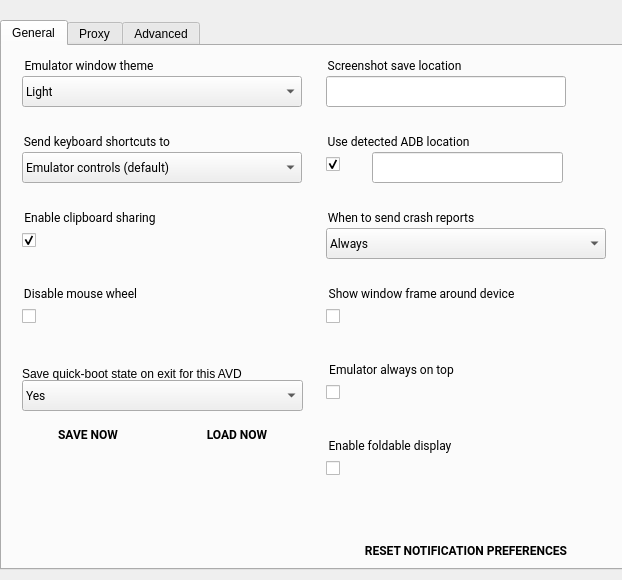
This is android/android-emu/android/skin/qt/extended-pages/settings-page.ui in aosp-mirror/platform_external_qemu as Qt 5 draws it before an edit. The edited form follows.
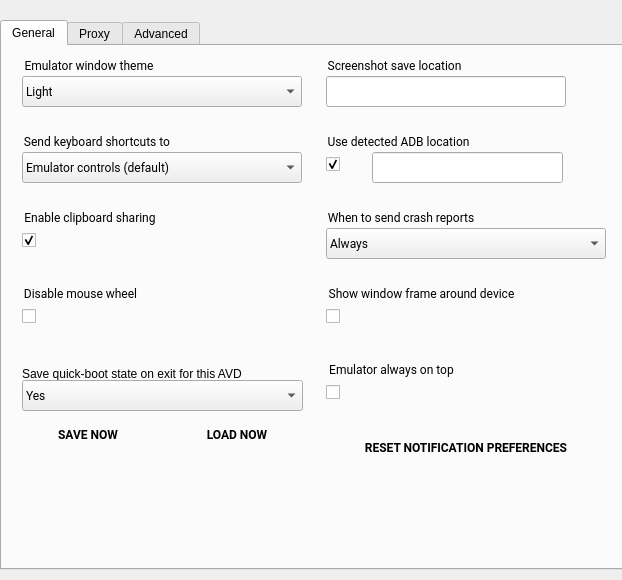
This is the edited form. Icons and pictures are not drawn. Custom widgets are drawn as their Qt base class.

Commit message:
[Foldable] Clean the ToolWindow2

Test: Manual

```diff
--- a/android/android-emu/android/skin/qt/extended-pages/settings-page.ui
+++ b/android/android-emu/android/skin/qt/extended-pages/settings-page.ui
@@ -613,7 +613,7 @@
      <property name="geometry">
       <rect>
        <x>324</x>
-       <y>486</y>
+       <y>383</y>
        <width>280</width>
        <height>36</height>
       </rect>
@@ -757,58 +757,6 @@
       </property>
      </item>
     </widget>
-    <widget class="QGroupBox" name="set_foldableDisplayTitle">
-     <property name="geometry">
-      <rect>
-       <x>324</x>
-       <y>390</y>
-       <width>211</width>
-       <height>21</height>
-      </rect>
-     </property>
-     <property name="font">
-      <font>
-       <family>Roboto</family>
-      </font>
-     </property>
-     <property name="styleSheet">
-      <string notr="true">border: 0px;</string>
-     </property>
-     <property name="title">
-      <string>Enable foldable display</string>
-     </property>
-     <property name="ColorGroup" stdset="0">
-      <string>Title</string>
-     </property>
-    </widget>
-    <widget class="QCheckBox" name="set_foldableDisplay">
-     <property name="geometry">
-      <rect>
-       <x>324</x>
-       <y>410</y>
-       <width>211</width>
-       <height>24</height>
-      </rect>
-     </property>
-     <property name="accessibleDescription">
-      <string>Emulator always on top</string>
-     </property>
-     <property name="iconSize">
-      <size>
-       <width>24</width>
-       <height>24</height>
-      </size>
-     </property>
-     <property name="checked">
-      <bool>false</bool>
-     </property>
-     <property name="ColorGroup" stdset="0">
-      <string>Toggle</string>
-     </property>
-     <property name="report_metrics" stdset="0">
-      <bool>false</bool>
-     </property>
-    </widget>
    </widget>
    <widget class="QWidget" name="tab_2">
     <attribute name="title">
```
The commit also changes 17 other files.
